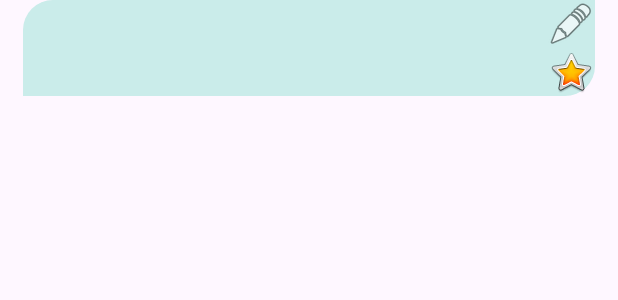
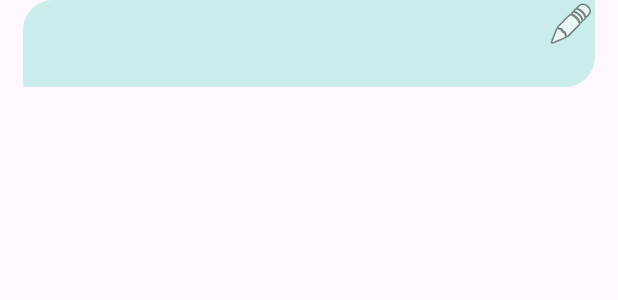
Before and after one commit to Arghya-UIT/todolist, an Android app: the layout custome_adapter_design.xml on its own in the app's theme, with its tools: preview values and no code run, on a phone screen of 412 x 824 dp. Shown: the top 300 px of the screen. Run offline under Robolectric (Android 15) with nearby library versions, the phone set to English and light mode, and no system bars.

Commit message:
adapter done D

```diff
--- a/TodoList/app/src/main/res/layout/custome_adapter_design.xml
+++ b/TodoList/app/src/main/res/layout/custome_adapter_design.xml
@@ -51,9 +51,8 @@
 
         <ImageView
             android:id="@+id/highPriorityMarker"
-            android:layout_width="wrap_content"
-            android:layout_height="wrap_content"
-            android:src="@android:drawable/btn_star_big_on" />
+            android:layout_width="20dp"
+            android:layout_height="20dp"/>
     </LinearLayout>
 
 
```
Also changed, not shown: TodoList/app/src/main/java/com/example/todolist/CustomeAdapter.java (+13 -4 lines).
